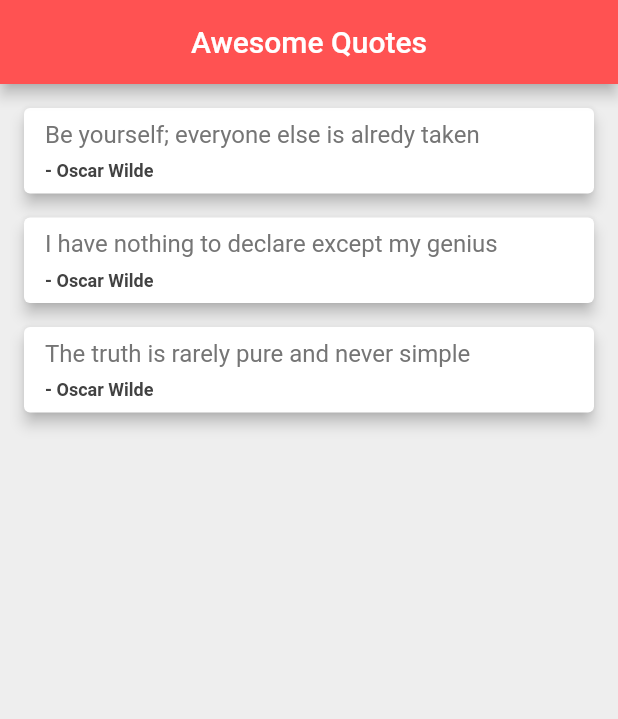
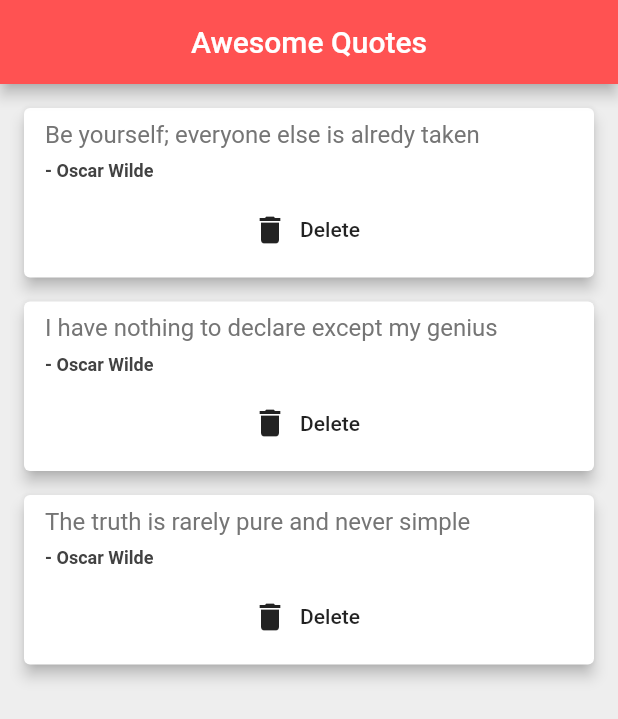
Before and after one commit to alirezanazari/FlutterSimpleApp, a Flutter app: the screen it shows after launch, on a phone screen of 412 x 824 dp. Shown: the top 719 px of the screen. Run offline on Flutter 3.47's test engine with Material 2 defaults, Android fonts, the phone set to English and light mode, and no system bars.

Commit message:
Improve - Delete quotes from list

```diff
--- a/lib/main.dart
+++ b/lib/main.dart
@@ -2,7 +2,8 @@ import 'package:flutter/cupertino.dart';
 import 'package:flutter/material.dart';
 import 'package:flutterapp/quote.dart';
 
-void main() => runApp(MaterialApp(
+void main() =>
+    runApp(MaterialApp(
       home: QuoteList(),
     ));
 
@@ -125,7 +126,14 @@ class _QuoteListState extends State<QuoteList> {
       ),
       body: Column(
         crossAxisAlignment: CrossAxisAlignment.start,
-        children: quotes.map((quote) => QuoteWidget(quote: quote)).toList(),
+        children: quotes.map((quote) => QuoteWidget(
+                quote: quote,
+                delete: () {
+                  setState(() {
+                    quotes.remove(quote);
+                  });
+                }
+            )).toList(),
       ),
     );
   }
--- a/lib/quote.dart
+++ b/lib/quote.dart
@@ -8,9 +8,11 @@ class Quote {
 }
 
 class QuoteWidget extends StatelessWidget {
-  Quote quote;
 
-  QuoteWidget({this.quote});
+  final Quote quote;
+  final Function delete;
+
+  QuoteWidget({this.quote, this.delete});
 
   @override
   Widget build(BuildContext context) {
@@ -33,6 +35,12 @@ class QuoteWidget extends StatelessWidget {
                   color: Colors.grey[800],
                   fontSize: 12,
                   fontWeight: FontWeight.bold),
+            ),
+            SizedBox(height: 8.0),
+            FlatButton.icon(
+                onPressed: delete,
+                icon: Icon(Icons.delete),
+                label: Text('Delete')
             )
           ],
         ),
```
